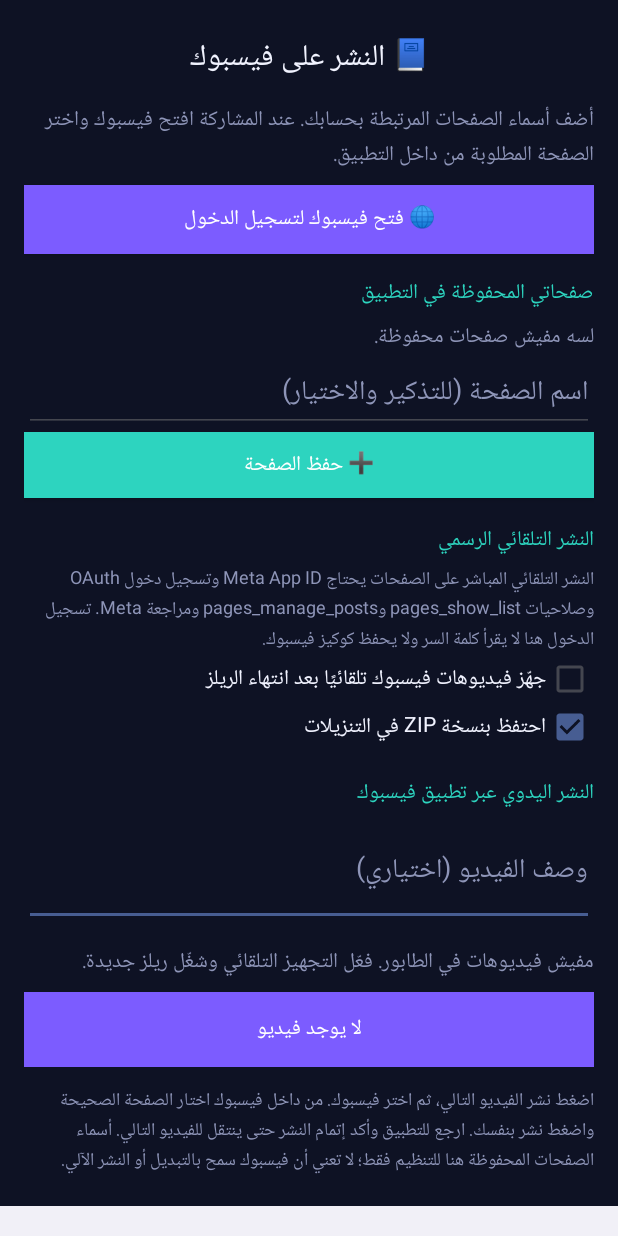
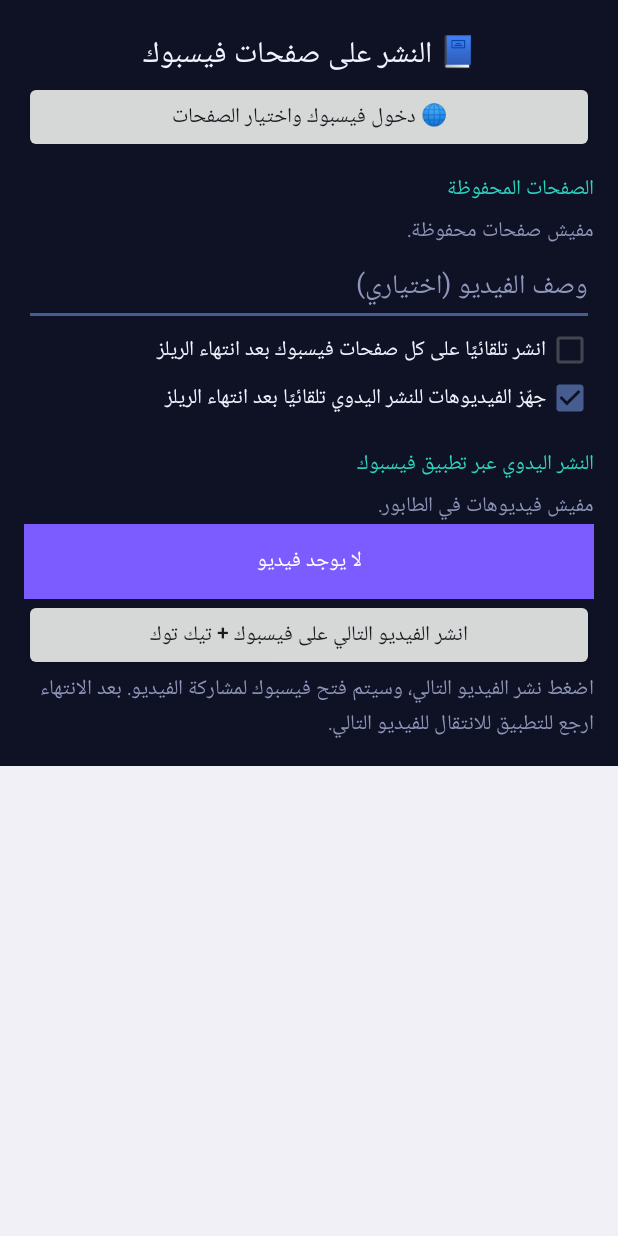
Before and after one commit to haker700700-lab/reels-maker, an Android app: the screen it shows after launch (FacebookActivity), after a tap on "📘 النشر على فيسبوك", on a phone screen of 412 x 824 dp. Run offline under Robolectric (Android 15) with nearby library versions, the phone set to English and light mode, and no system bars; 3 other taps on this screen came first.

Commit message:
reels maker v4.3: in-app tiktok accounts, server-side posting

```diff
--- a/android/app/build.gradle
+++ b/android/app/build.gradle
@@ -12,6 +12,8 @@ android {
         // بتتحقن وقت البناء على GitHub من الـ Secret (مش متكتوبة في الكود)
         buildConfigField "String", "APP_TOKEN", "\"${project.findProperty('appToken') ?: ''}\""
         buildConfigField "String", "TT_PUB", "\"${project.findProperty('ttPub') ?: ''}\""
+        buildConfigField "String", "FB_APP_ID", "\"${project.findProperty('fbAppId') ?: ''}\""
+        manifestPlaceholders = [fbAuthScheme: "fb${project.findProperty('fbAppId') ?: ''}"]
         buildConfigField "String", "APP_REPO", "\"${project.findProperty('appRepo') ?: ''}\""
     }
     buildFeatures { buildConfig true }
--- a/android/app/src/main/java/com/reelsmaker/app/FacebookActivity.java
+++ b/android/app/src/main/java/com/reelsmaker/app/FacebookActivity.java
@@ -1,93 +1,45 @@
 package com.reelsmaker.app;
 
 import android.app.Activity;
-import android.app.AlertDialog;
 import android.content.*;
-import android.content.pm.PackageManager;
 import android.graphics.Color;
 import android.net.Uri;
 import android.os.Bundle;
 import android.view.Gravity;
 import android.view.View;
 import android.widget.*;
-import org.json.JSONArray;
-import org.json.JSONObject;
+import org.json.*;
 import java.io.File;
 import java.util.List;
 
-/** إدارة أسماء صفحات فيسبوك وتجهيز/مشاركة الريلز يدويًا. النشر الآلي يحتاج Meta OAuth وصلاحيات معتمدة. */
+/** Facebook Pages setup, automatic publishing preferences, and the manual share queue. */
 public class FacebookActivity extends Activity {
-    static final String FB_PACKAGE = "com.facebook.katana";
-    SharedPreferences sp;
-    LinearLayout pages;
-    EditText pageName, caption;
-    TextView info;
-    Button next;
-    File pending;
-    boolean asked = false;
-
-    int dp(int v) { return (int)(v * getResources().getDisplayMetrics().density + .5f); }
-    void toast(String s) { Toast.makeText(this, s, Toast.LENGTH_LONG).show(); }
-    JSONArray savedPages() {
-        try { return new JSONArray(sp.getString("fb_pages", "[]")); }
-        catch (Exception e) { return new JSONArray(); }
+    SharedPreferences sp; LinearLayout pages; TextView queueInfo; Button next, both; File pending; boolean alsoTikTok=false;
+    static final String PREF="fb_pages";
+    JSONArray saved(){try{return new JSONArray(sp.getString(PREF,"[]"));}catch(Exception e){return new JSONArray();}}
+    int dp(int n){return (int)(n*getResources().getDisplayMetrics().density+.5f);}
+    void toast(String s){Toast.makeText(this,s,Toast.LENGTH_LONG).show();}
+    @Override protected void onCreate(Bundle b){super.onCreate(b);sp=getSharedPreferences("reels",MODE_PRIVATE);
+        LinearLayout root=new LinearLayout(this);root.setOrientation(1);root.setPadding(dp(16),dp(20),dp(16),dp(16));root.setBackgroundColor(MainActivity.BG);root.setLayoutDirection(View.LAYOUT_DIRECTION_RTL);
+        TextView title=new TextView(this);title.setText("📘 النشر على صفحات فيسبوك");title.setTextSize(20);title.setTextColor(MainActivity.TXT);title.setGravity(Gravity.CENTER);root.addView(title);
+        Button login=new Button(this);login.setText("🌐 دخول فيسبوك واختيار الصفحات");login.setAllCaps(false);login.setOnClickListener(v->{if(!TikCrypto.ready()){toast("مفتاح التشفير TT_PUB مش متضاف في إعدادات بناء التطبيق.");return;}startActivityForResult(new Intent(this,FacebookLoginActivity.class),61);});root.addView(login);
+        TextView head=new TextView(this);head.setText("الصفحات المحفوظة");head.setTextColor(MainActivity.ACC2);head.setPadding(0,dp(12),0,dp(4));root.addView(head);
+        pages=new LinearLayout(this);pages.setOrientation(1);root.addView(pages);refreshPages();
+        EditText cap=new EditText(this);cap.setHint("وصف الفيديو (اختياري)");cap.setTextColor(MainActivity.TXT);cap.setHintTextColor(MainActivity.DIM);cap.setText(sp.getString("fb_caption",""));root.addView(cap);
+        CheckBox auto=new CheckBox(this);auto.setText("انشر تلقائيًا على كل صفحات فيسبوك بعد انتهاء الريلز");auto.setTextColor(MainActivity.TXT);auto.setChecked(sp.getBoolean("fb_server",false));auto.setOnCheckedChangeListener((v,x)->sp.edit().putBoolean("fb_server",x).apply());root.addView(auto);
+        CheckBox manual=new CheckBox(this);manual.setText("جهّز الفيديوهات للنشر اليدوي تلقائيًا بعد انتهاء الريلز");manual.setTextColor(MainActivity.TXT);manual.setChecked(sp.getBoolean("fb_on",true));manual.setOnCheckedChangeListener((v,x)->sp.edit().putBoolean("fb_on",x).apply());root.addView(manual);
+        cap.addTextChangedListener(new android.text.TextWatcher(){public void beforeTextChanged(CharSequence s,int st,int c,int a){} public void onTextChanged(CharSequence s,int st,int before,int count){sp.edit().putString("fb_caption",s.toString()).apply();}public void afterTextChanged(android.text.Editable e){}});
+        TextView h=new TextView(this);h.setText("النشر اليدوي عبر تطبيق فيسبوك");h.setTextColor(MainActivity.ACC2);h.setPadding(0,dp(16),0,dp(4));root.addView(h);
+        queueInfo=new TextView(this);queueInfo.setTextColor(MainActivity.DIM);root.addView(queueInfo);
+        next=new Button(this);next.setAllCaps(false);next.setTextColor(Color.WHITE);next.setBackgroundColor(MainActivity.ACC);next.setOnClickListener(v->shareNext());root.addView(next,new LinearLayout.LayoutParams(-1,dp(50)));
+        both=new Button(this);both.setAllCaps(false);both.setText("انشر الفيديو التالي على فيسبوك + تيك توك");both.setOnClickListener(v->shareBoth());root.addView(both,new LinearLayout.LayoutParams(-1,dp(48)));refresh();
+        TextView note=new TextView(this);note.setTextColor(MainActivity.DIM);note.setText("اضغط نشر الفيديو التالي، وسيتم فتح فيسبوك لمشاركة الفيديو. بعد الانتهاء ارجع للتطبيق للانتقال للفيديو التالي.");root.addView(note);
+        ScrollView sv=new ScrollView(this);sv.addView(root);setContentView(sv);
     }
-    CheckBox option(LinearLayout root, String label, String key, boolean def) {
-        CheckBox c = new CheckBox(this); c.setText(label); c.setTextColor(MainActivity.TXT);
-        c.setChecked(sp.getBoolean(key, def));
-        c.setOnCheckedChangeListener((b, v) -> sp.edit().putBoolean(key, v).apply());
-        root.addView(c); return c;
-    }
-    void refreshPages() {
-        pages.removeAllViews(); JSONArray a = savedPages();
-        if (a.length() == 0) {
-            TextView empty = new TextView(this); empty.setText("لسه مفيش صفحات محفوظة."); empty.setTextColor(MainActivity.DIM); pages.addView(empty);
-        }
-        for (int i=0;i<a.length();i++) {
-            final String name = a.optString(i, ""); if (name.isEmpty()) continue;
-            LinearLayout row = new LinearLayout(this); row.setGravity(Gravity.CENTER_VERTICAL);
-            TextView label = new TextView(this); label.setText("📄 " + name); label.setTextColor(MainActivity.TXT);
-            Button del = new Button(this); del.setText("حذف"); del.setAllCaps(false);
-            del.setOnClickListener(v -> {
-                JSONArray old=savedPages(), out=new JSONArray();
-                for(int k=0;k<old.length();k++) if(!name.equals(old.optString(k))) out.put(old.optString(k));
-                sp.edit().putString("fb_pages",out.toString()).apply(); refreshPages();
-            });
-            row.addView(label,new LinearLayout.LayoutParams(0,-2,1)); row.addView(del,new LinearLayout.LayoutParams(dp(82),dp(42)));
-            pages.addView(row);
-        }
-    }
-    @Override public void onCreate(Bundle b) {
-        super.onCreate(b); sp=getSharedPreferences("reels",MODE_PRIVATE);
-        LinearLayout root=new LinearLayout(this); root.setOrientation(LinearLayout.VERTICAL); root.setPadding(dp(16),dp(22),dp(16),dp(20)); root.setBackgroundColor(MainActivity.BG); root.setLayoutDirection(View.LAYOUT_DIRECTION_RTL);
-        TextView title=new TextView(this); title.setText("📘 النشر على فيسبوك"); title.setTextSize(20); title.setGravity(Gravity.CENTER); title.setTextColor(MainActivity.TXT); root.addView(title);
-        TextView note=new TextView(this); note.setText("أضف أسماء الصفحات المرتبطة بحسابك. عند المشاركة افتح فيسبوك واختر الصفحة المطلوبة من داخل التطبيق."); note.setTextColor(MainActivity.DIM); note.setPadding(0,dp(12),0,dp(8)); root.addView(note);
-        Button login=new Button(this); login.setText("🌐 فتح فيسبوك لتسجيل الدخول"); login.setAllCaps(false); login.setTextColor(Color.WHITE); login.setBackgroundColor(MainActivity.ACC); login.setOnClickListener(v -> openFacebook()); root.addView(login,new LinearLayout.LayoutParams(-1,dp(46)));
-        TextView h=new TextView(this); h.setText("صفحاتي المحفوظة في التطبيق"); h.setTextColor(MainActivity.ACC2); h.setPadding(0,dp(14),0,dp(5)); root.addView(h);
-        pages=new LinearLayout(this); pages.setOrientation(LinearLayout.VERTICAL); root.addView(pages);
-        pageName=new EditText(this); pageName.setSingleLine(true); pageName.setHint("اسم الصفحة (للتذكير والاختيار)"); pageName.setHintTextColor(MainActivity.DIM); pageName.setTextColor(MainActivity.TXT); root.addView(pageName);
-        Button add=new Button(this); add.setText("➕ حفظ الصفحة"); add.setAllCaps(false); add.setTextColor(Color.WHITE); add.setBackgroundColor(MainActivity.ACC2);
-        add.setOnClickListener(v->{String n=pageName.getText().toString().trim(); if(n.isEmpty()){toast("اكتب اسم الصفحة");return;} JSONArray a=savedPages(); for(int i=0;i<a.length();i++)if(n.equalsIgnoreCase(a.optString(i))){toast("الصفحة محفوظة بالفعل");return;} a.put(n); sp.edit().putString("fb_pages",a.toString()).apply(); pageName.setText(""); refreshPages(); toast("تم حفظ اسم الصفحة");});
-        root.addView(add,new LinearLayout.LayoutParams(-1,dp(44)));
-        TextView server=new TextView(this); server.setText("النشر التلقائي الرسمي"); server.setTextColor(MainActivity.ACC2); server.setPadding(0,dp(16),0,dp(4)); root.addView(server);
-        TextView req=new TextView(this); req.setText("النشر التلقائي المباشر على الصفحات يحتاج Meta App ID وتسجيل دخول OAuth وصلاحيات pages_show_list وpages_manage_posts ومراجعة Meta. تسجيل الدخول هنا لا يقرأ كلمة السر ولا يحفظ كوكيز فيسبوك."); req.setTextColor(MainActivity.DIM); req.setTextSize(12); root.addView(req);
-        option(root,"جهّز فيديوهات فيسبوك تلقائيًا بعد انتهاء الريلز","fb_on",false);
-        option(root,"احتفظ بنسخة ZIP في التنزيلات","fb_keep",true);
-        TextView hm=new TextView(this); hm.setText("النشر اليدوي عبر تطبيق فيسبوك"); hm.setTextColor(MainActivity.ACC2); hm.setPadding(0,dp(16),0,dp(4)); root.addView(hm);
-        caption=new EditText(this); caption.setHint("وصف الفيديو (اختياري)"); caption.setHintTextColor(MainActivity.DIM); caption.setTextColor(MainActivity.TXT); caption.setMinLines(2); caption.setText(sp.getString("fb_caption","")); root.addView(caption);
-        info=new TextView(this); info.setTextColor(MainActivity.DIM); info.setPadding(0,dp(12),0,dp(8)); root.addView(info);
-        next=new Button(this); next.setAllCaps(false); next.setTextColor(Color.WHITE); next.setBackgroundColor(MainActivity.ACC); next.setOnClickListener(v->shareNext()); root.addView(next,new LinearLayout.LayoutParams(-1,dp(50)));
-        TextView how=new TextView(this); how.setText("اضغط نشر الفيديو التالي، ثم اختر فيسبوك. من داخل فيسبوك اختار الصفحة الصحيحة واضغط نشر بنفسك. ارجع للتطبيق وأكد إتمام النشر حتى ينتقل للفيديو التالي. أسماء الصفحات المحفوظة هنا للتنظيم فقط؛ لا تعني أن فيسبوك سمح بالتبديل أو النشر الآلي."); how.setTextColor(MainActivity.DIM); how.setTextSize(12); how.setPadding(0,dp(12),0,0); root.addView(how);
-        ScrollView scroll=new ScrollView(this); scroll.addView(root); setContentView(scroll); refreshPages(); refresh();
-    }
-    void openFacebook() {
-        try { Intent i=getPackageManager().getLaunchIntentForPackage(FB_PACKAGE); if(i!=null) startActivity(i); else startActivity(new Intent(Intent.ACTION_VIEW, Uri.parse("https://www.facebook.com/"))); }
-        catch(Exception e){ startActivity(new Intent(Intent.ACTION_VIEW,Uri.parse("https://www.facebook.com/"))); }
-    }
-    @Override protected void onPause(){ super.onPause(); if(caption!=null)sp.edit().putString("fb_caption",caption.getText().toString()).apply(); }
-    @Override protected void onResume(){ super.onResume(); if(pending!=null&&!asked){ asked=true; new AlertDialog.Builder(this).setTitle("هل أكملت النشر؟").setMessage("ارجع من فيسبوك بعد الضغط على نشر. هل تم نشر الفيديو بالفعل؟").setPositiveButton("أيوه، تم النشر",(d,w)->{if(pending!=null)pending.delete();pending=null;asked=false;refresh();}).setNegativeButton("لسه / فشل",(d,w)->{pending=null;asked=false;refresh();}).setOnCancelListener(d->{asked=false;}).show(); } refresh(); }
-    void refresh(){int n=FacebookQ.list(this).size();info.setText(n==0?"مفيش فيديوهات في الطابور. فعّل التجهيز التلقائي وشغّل ريلز جديدة.":"فيديوهات جاهزة للنشر: "+n);next.setEnabled(n>0);next.setText(n>0?"انشر الفيديو التالي ("+n+" متبقي)":"لا يوجد فيديو");}
-    void shareNext(){List<File> q=FacebookQ.list(this);if(q.isEmpty())return;File f=q.get(0);String cap=caption.getText().toString().trim();Intent i=new Intent(Intent.ACTION_SEND);i.setType("video/mp4");Uri uri=FacebookVideoUri.forFile(f);i.putExtra(Intent.EXTRA_STREAM,uri);if(!cap.isEmpty())i.putExtra(Intent.EXTRA_TEXT,cap);i.addFlags(Intent.FLAG_GRANT_READ_URI_PERMISSION);i.setClipData(ClipData.newRawUri("video",uri));
-        try{getPackageManager().getPackageInfo(FB_PACKAGE,0);i.setPackage(FB_PACKAGE);}catch(PackageManager.NameNotFoundException ignored){}
-        pending=f;try{startActivity(i.getPackage()!=null?i:Intent.createChooser(i,"مشاركة على فيسبوك"));}catch(Exception e){pending=null;toast("مقدرتش أفتح المشاركة. اتأكد إن فيسبوك متثبت.");}}
+    @Override protected void onActivityResult(int r,int c,Intent d){super.onActivityResult(r,c,d);if(r!=61||c!=RESULT_OK||d==null)return;try{JSONArray got=new JSONArray(d.getStringExtra("pages")),old=saved();for(int i=0;i<got.length();i++){JSONObject p=got.getJSONObject(i);String id=p.optString("id");boolean exists=false;for(int j=0;j<old.length();j++)if(old.getJSONObject(j).optString("id").equals(id))exists=true;if(!exists)old.put(new JSONObject().put("id",id).put("n",p.optString("name")).put("k",TikCrypto.encBlob(new JSONObject().put("token",p.optString("token")).toString())));}sp.edit().putString(PREF,old.toString()).apply();refreshPages();toast("تم حفظ الصفحات المتاحة ✓");}catch(Exception e){toast("فشل حفظ الصفحات");}}
+    void refreshPages(){pages.removeAllViews();JSONArray a=saved();if(a.length()==0){TextView t=new TextView(this);t.setText("مفيش صفحات محفوظة.");t.setTextColor(MainActivity.DIM);pages.addView(t);}for(int i=0;i<a.length();i++){JSONObject p=a.optJSONObject(i);if(p==null)continue;String id=p.optString("id");LinearLayout row=new LinearLayout(this);TextView n=new TextView(this);n.setText("📄 "+p.optString("n"));n.setTextColor(MainActivity.TXT);Button del=new Button(this);del.setText("حذف");del.setOnClickListener(v->{JSONArray cur=saved(),out=new JSONArray();for(int j=0;j<cur.length();j++)if(!cur.optJSONObject(j).optString("id").equals(id))out.put(cur.optJSONObject(j));sp.edit().putString(PREF,out.toString()).apply();refreshPages();});row.addView(n,new LinearLayout.LayoutParams(0,-2,1));row.addView(del);pages.addView(row);}}
+    void refresh(){List<File> q=FacebookQ.list(this);queueInfo.setText(q.isEmpty()?"مفيش فيديوهات في الطابور.":"فيديوهات جاهزة للنشر: "+q.size());next.setEnabled(!q.isEmpty());next.setText(q.isEmpty()?"لا يوجد فيديو":"انشر الفيديو التالي ("+q.size()+" متبقي)");}
+    @Override protected void onResume(){super.onResume();if(pending!=null){pending.delete();pending=null;if(alsoTikTok){alsoTikTok=false;Intent t=new Intent(this,TikTokActivity.class);t.putExtra("share_next_now",true);startActivity(t);return;}}refresh();}
+    void shareBoth(){if(TikTokQ.list(this).isEmpty()){toast("مفيش فيديوهات في طابور تيك توك. فعّل تجهيز النشر اليدوي من قسم تيك توك.");return;}alsoTikTok=true;shareNext();}
+    void shareNext(){List<File> q=FacebookQ.list(this);if(q.isEmpty())return;File f=q.get(0);String cap=sp.getString("fb_caption","");Intent i=new Intent(Intent.ACTION_SEND);i.setType("video/mp4");i.putExtra(Intent.EXTRA_STREAM,VideoProvider.uriFor(f));if(!cap.isEmpty())i.putExtra(Intent.EXTRA_TEXT,cap);i.addFlags(Intent.FLAG_GRANT_READ_URI_PERMISSION);i.setClipData(ClipData.newRawUri("video",VideoProvider.uriFor(f)));try{getPackageManager().getPackageInfo("com.facebook.katana",0);i.setPackage("com.facebook.katana");}catch(Exception ignored){}pending=f;try{startActivity(i.getPackage()!=null?i:Intent.createChooser(i,"مشاركة على فيسبوك"));}catch(Exception e){pending=null;toast("تعذر فتح فيسبوك. تأكد من تثبيته.");}}
 }
--- a/android/app/src/main/java/com/reelsmaker/app/FacebookQ.java
+++ b/android/app/src/main/java/com/reelsmaker/app/FacebookQ.java
@@ -1,40 +1,3 @@
 package com.reelsmaker.app;
-
-import android.content.Context;
-import java.io.*;
-import java.util.*;
-import java.util.zip.*;
-
-/** طابور فيديوهات فيسبوك، مستقل عن طابور تيك توك. */
-final class FacebookQ {
-    private FacebookQ() { }
-    static File dir(Context c) {
-        File d = new File(c.getFilesDir(), "facebook");
-        if (!d.exists()) d.mkdirs();
-        return d;
-    }
-    static int extract(Context c, File zip) throws IOException {
-        File d = dir(c); File[] old = d.listFiles();
-        if (old != null) for (File f : old) f.delete();
-        int n = 0;
-        try (ZipInputStream z = new ZipInputStream(new FileInputStream(zip))) {
-            ZipEntry e;
-            while ((e = z.getNextEntry()) != null) {
-                String nm = e.getName().toLowerCase(Locale.ROOT);
-                if (e.isDirectory() || !nm.endsWith(".mp4")) continue;
-                String base = e.getName().substring(e.getName().lastIndexOf('/') + 1).replaceAll("[^A-Za-z0-9._-]", "_");
-                File out = new File(d, String.format(Locale.US, "%03d_%s", ++n, base));
-                try (OutputStream o = new FileOutputStream(out)) {
-                    byte[] buf = new byte[1 << 16]; int r;
-                    while ((r = z.read(buf)) > 0) o.write(buf, 0, r);
-                }
-            }
-        }
-        return n;
-    }
-    static List<File> list(Context c) {
-        File[] fs = dir(c).listFiles((x, nm) -> nm.toLowerCase(Locale.ROOT).endsWith(".mp4"));
-        if (fs == null) return new ArrayList<>();
-        Arrays.sort(fs); return new ArrayList<>(Arrays.asList(fs));
-    }
-}
+import android.content.Context;import java.io.*;import java.util.*;import java.util.zip.*;
+final class FacebookQ {private FacebookQ(){} static File dir(Context c){File d=new File(c.getFilesDir(),"facebook");if(!d.exists())d.mkdirs();return d;}static int extract(Context c,File zip)throws IOException{File d=dir(c);File[] old=d.listFiles();if(old!=null)for(File f:old)f.delete();int n=0;try(ZipInputStream z=new ZipInputStream(new FileInputStream(zip))){ZipEntry e;while((e=z.getNextEntry())!=null){if(e.isDirectory()||!e.getName().toLowerCase().endsWith(".mp4"))continue;String base=e.getName().substring(e.getName().lastIndexOf('/')+1).replaceAll("[^A-Za-z0-9._-]","_");File o=new File(d,String.format("%03d_%s",++n,base));try(OutputStream out=new FileOutputStream(o)){byte[] b=new byte[65536];int r;while((r=z.read(b))>0)out.write(b,0,r);}}}return n;}static List<File> list(Context c){File[] f=dir(c).listFiles((d,n)->n.endsWith(".mp4"));if(f==null)return new ArrayList<>();Arrays.sort(f);return new ArrayList<>(Arrays.asList(f));}}
--- a/android/app/src/main/java/com/reelsmaker/app/MainActivity.java
+++ b/android/app/src/main/java/com/reelsmaker/app/MainActivity.java
@@ -239,17 +239,15 @@ public class MainActivity extends Activity {
         fl.topMargin = dp(4);
         root.addView(feats, fl);
 
+        Button fb = pill("📘 النشر على فيسبوك", false);
+        fb.setOnClickListener(v -> startActivity(new Intent(this, FacebookActivity.class)));
+        LinearLayout.LayoutParams fbl = lp(-1, dp(42), 0, 0); fbl.topMargin = dp(4); root.addView(fb, fbl);
+
         Button tt = pill("🎵 النشر على التك توك", false);
         tt.setOnClickListener(v -> startActivity(new Intent(this, TikTokActivity.class)));
         LinearLayout.LayoutParams tl = lp(-1, dp(42), 0, 0);
         tl.topMargin = dp(4);
         root.addView(tt, tl);
-
-        Button fb = pill("📘 النشر على فيسبوك", false);
-        fb.setOnClickListener(v -> startActivity(new Intent(this, FacebookActivity.class)));
-        LinearLayout.LayoutParams fbl = lp(-1, dp(42), 0, 0);
-        fbl.topMargin = dp(4);
-        root.addView(fb, fbl);
 
         go = new Button(this);
         go.setText("ابدأ الآن ☁️");
@@ -418,15 +416,18 @@ public class MainActivity extends Activity {
             in.put("music", String.valueOf(music.isChecked()));
             in.put("feat", Feat.string(sp));
             boolean ttOn = sp.getBoolean("tt_server", false);
-            boolean fbOn = sp.getBoolean("fb_on", false);
+            boolean fbOn = sp.getBoolean("fb_server", false);
             if (ttOn && sp.getString("tt_accs", "[]").length() < 5) {
                 status.setText("فعّلت النشر على التك توك بس مفيش حسابات. أضفها من «🎵 النشر على التك توك».");
                 return;
             }
             in.put("tiktok", String.valueOf(ttOn));
-            in.put("facebook", "false"); // لا يوجد نشر آلي قبل ربط Meta OAuth الرسمي
             in.put("accs", ttOn ? sp.getString("tt_accs", "[]") : "[]");
             in.put("caption", sp.getString("tt_caption", ""));
+            if (fbOn && sp.getString("fb_pages", "[]").length() < 5) { status.setText("فعّلت النشر على فيسبوك بس مفيش صفحات محفوظة. أضف الصفحات من «النشر على فيسبوك»."); return; }
+            in.put("facebook", String.valueOf(fbOn));
+            in.put("fb_pages", fbOn ? sp.getString("fb_pages", "[]") : "[]");
+            in.put("fb_caption", sp.getString("fb_caption", ""));
             body = new JSONObject().put("ref", "main").put("inputs", in).toString();
         } catch (Exception e) { status.setText("خطأ في الإعدادات."); return; }
 
--- a/android/app/src/main/java/com/reelsmaker/app/TikTokActivity.java
+++ b/android/app/src/main/java/com/reelsmaker/app/TikTokActivity.java
@@ -255,6 +255,7 @@ public class TikTokActivity extends Activity {
             pending = null;
         }
         refresh();
+        if (getIntent().getBooleanExtra("share_next_now", false)) { getIntent().removeExtra("share_next_now"); next.postDelayed(this::shareNext, 350); }
     }
 
     @Override protected void onPause() {
--- a/android/app/src/main/java/com/reelsmaker/app/VideoProvider.java
+++ b/android/app/src/main/java/com/reelsmaker/app/VideoProvider.java
@@ -20,9 +20,8 @@ public class VideoProvider extends ContentProvider {
     private File fileOf(Uri u) throws FileNotFoundException {
         String n = u.getLastPathSegment();
         if (n == null || n.contains("/") || n.contains("..")) throw new FileNotFoundException();
-        boolean fb = n.startsWith("fb_");
-        if (fb) n = n.substring(3);
-        File f = new File(fb ? FacebookQ.dir(getContext()) : TikTokQ.dir(getContext()), n);
+        File f = new File(TikTokQ.dir(getContext()), n);
+        if (!f.isFile()) f = new File(FacebookQ.dir(getContext()), n);
         if (!f.isFile()) throw new FileNotFoundException();
         return f;
     }
```
Also changed, not shown: android/app/src/main/AndroidManifest.xml (+9 -2 lines), android/app/src/main/java/com/reelsmaker/app/FacebookLoginActivity.java (added, +25 -0 lines), android/app/src/main/java/com/reelsmaker/app/FacebookVideoUri.java (deleted, +0 -8 lines), android/app/src/main/java/com/reelsmaker/app/JobService.java (+30 -18 lines), 5 other files.
